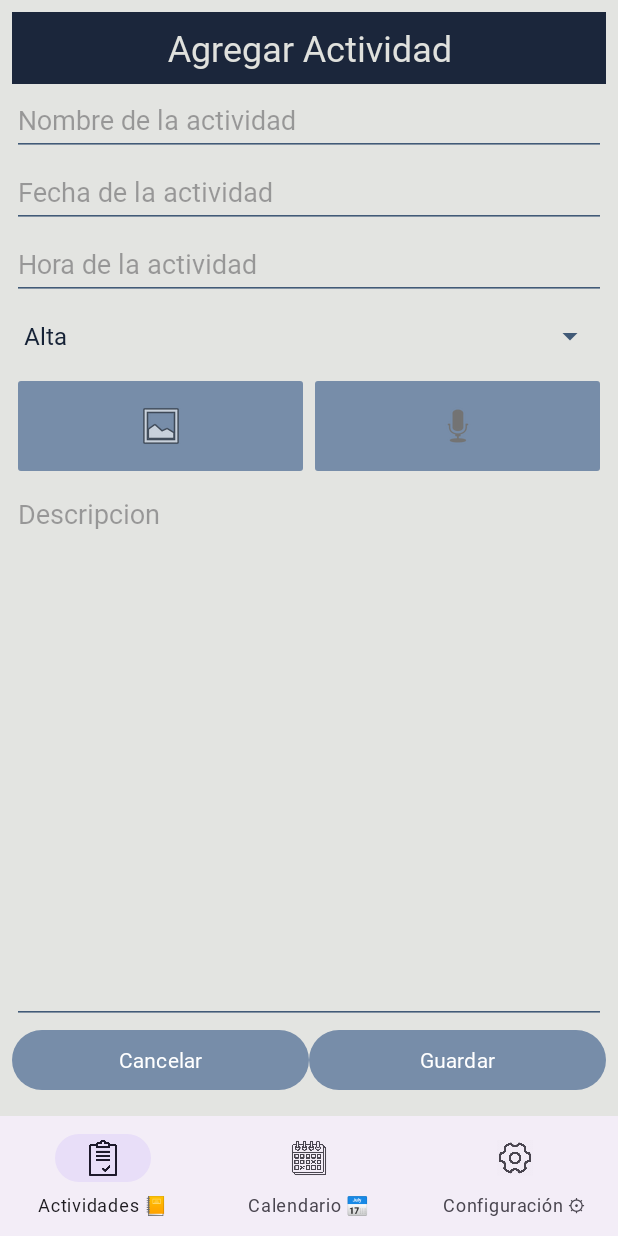
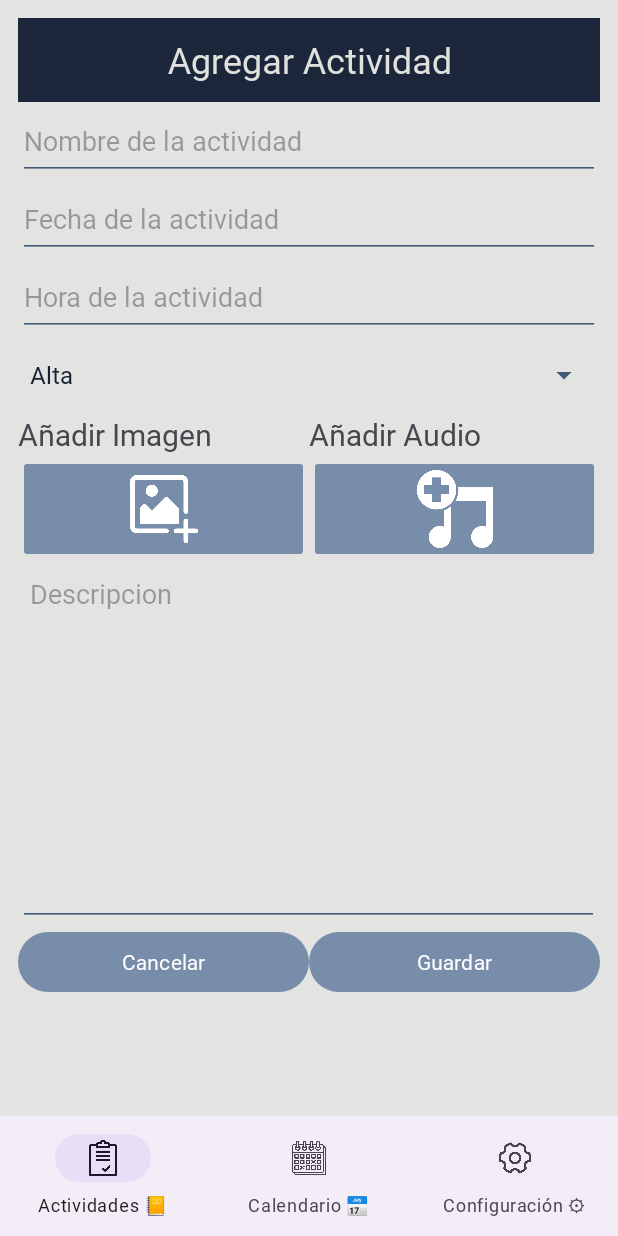
Before and after one commit to SebastianRD14/Agend-In, an Android app: the screen it shows after launch (MainActivity), after a tap on "Agregar Actividad", on a phone screen of 412 x 824 dp. Run offline under Robolectric (Android 15) with nearby library versions, the phone set to English and light mode, and no system bars; our stand-ins replace Room's generated code.

Commit message:
feat: fix layouts

```diff
--- /dev/null
+++ b/app/src/main/res/drawable-night/textview_shape.xml
@@ -0,0 +1,5 @@
+<shape xmlns:android="http://schemas.android.com/apk/res/android">
+    <solid android:color="@android:color/transparent"/>
+    <stroke android:width="1dp" android:color="#FFFFFF"/> <!-- borde blanco -->
+    <corners android:radius="4dp"/>
+</shape>
--- a/app/src/main/res/layout/add_task_view.xml
+++ b/app/src/main/res/layout/add_task_view.xml
@@ -1,15 +1,15 @@
 <?xml version="1.0" encoding="utf-8"?>
-<androidx.constraintlayout.widget.ConstraintLayout xmlns:android="http://schemas.android.com/apk/res/android"
+<ScrollView xmlns:android="http://schemas.android.com/apk/res/android"
     xmlns:app="http://schemas.android.com/apk/res-auto"
-    xmlns:tools="http://schemas.android.com/tools"
     android:layout_width="match_parent"
     android:layout_height="match_parent">
+
 
     <LinearLayout
         android:layout_width="match_parent"
         android:layout_height="match_parent"
         android:orientation="vertical"
-        android:padding="8dp"
+        android:padding="12dp"
         app:layout_constraintTop_toTopOf="parent"
         app:layout_constraintBottom_toBottomOf="parent"
         app:layout_constraintStart_toStartOf="parent"
@@ -18,7 +18,7 @@
         <TextView
             android:id="@+id/textView2"
             android:layout_width="match_parent"
-            android:layout_height="48dp"
+            android:layout_height="56dp"
             android:background="@color/azul_marino"
             android:gravity="center"
             android:text="@string/agregar_actividad"
@@ -29,35 +29,52 @@
         <EditText
             android:id="@+id/editTextText"
             android:layout_width="match_parent"
-            android:layout_height="48dp"
+            android:layout_height="52dp"
             android:hint="@string/nombre_actividad"
             android:inputType="text" />
 
         <EditText
             android:id="@+id/editTextDate3"
             android:layout_width="match_parent"
-            android:layout_height="48dp"
+            android:layout_height="52dp"
             android:hint="@string/fecha_actividad"
             android:inputType="date" />
 
         <EditText
             android:id="@+id/editTextTime2"
             android:layout_width="match_parent"
-            android:layout_height="48dp"
+            android:layout_height="52dp"
             android:hint="@string/hora_actividad"
             android:inputType="time" />
 
         <Spinner
             android:id="@+id/spinner"
             android:layout_width="match_parent"
-            android:layout_height="48dp"
+            android:layout_height="52dp"
             android:entries="@array/priority_levels" />
 
         <!-- Textos para los botones de imagen y audio -->
         <LinearLayout
             android:layout_width="match_parent"
             android:layout_height="wrap_content"
-            android:orientation="horizontal"/>
+            android:orientation="horizontal">
+
+            <TextView
+                android:id="@+id/textView"
+                android:layout_width="0dp"
+                android:layout_height="wrap_content"
+                android:layout_weight="1"
+                android:textSize="20sp"
+                android:text="@string/añadir_imagen"/>
+
+            <TextView
+                android:id="@+id/textView3"
+                android:layout_width="0dp"
+                android:layout_height="wrap_content"
+                android:layout_weight="1"
+                android:textSize="20sp"
+                android:text="@string/añadir_audio"/>
+        </LinearLayout>
 
         <!-- Botones para imagen y audio -->
         <LinearLayout
@@ -73,8 +90,8 @@
                 android:layout_weight="1"
                 android:contentDescription="@string/add_image"
                 android:scaleType="centerInside"
-                app:srcCompat="@android:drawable/ic_menu_gallery"
-                tools:srcCompat="@drawable/ic_add_image" />
+                android:adjustViewBounds="true"
+                app:srcCompat="@drawable/ic_add_image" />
 
             <ImageButton
                 android:id="@+id/imageButton2"
@@ -83,28 +100,32 @@
                 android:layout_weight="1"
                 android:contentDescription="@string/add_audio"
                 android:scaleType="centerInside"
-                app:srcCompat="@android:drawable/ic_btn_speak_now"
-                tools:srcCompat="@drawable/ic_add_audio" />
+                app:srcCompat="@drawable/ic_add_audio" />
         </LinearLayout>
 
         <EditText
             android:id="@+id/editTextDescription"
-            android:layout_width="match_parent"
-            android:layout_height="0dp"
+            android:layout_width="387dp"
+            android:layout_height="242dp"
             android:layout_weight="1"
             android:gravity="top"
-            android:hint="@string/descripcion" />
+            android:hint="@string/descripcion"
+            android:inputType="textMultiLine"
+            android:padding="8dp" />
+
 
         <LinearLayout
             android:layout_width="match_parent"
             android:layout_height="wrap_content"
             android:orientation="horizontal">
+
             <Button
                 android:id="@+id/button5"
                 android:layout_width="0dp"
                 android:layout_height="wrap_content"
                 android:layout_weight="1"
                 android:text="@string/cancelar" />
+
             <Button
                 android:id="@+id/button6"
                 android:layout_width="0dp"
@@ -112,5 +133,7 @@
                 android:layout_weight="1"
                 android:text="@string/guardar" />
         </LinearLayout>
+
     </LinearLayout>
-</androidx.constraintlayout.widget.ConstraintLayout>
+
+</ScrollView>
--- a/app/src/main/res/values/strings.xml
+++ b/app/src/main/res/values/strings.xml
@@ -44,6 +44,8 @@
     <string name="play_button">Boton play</string>
     <string name="compartir">Compartir</string>
     <string name="guardar">Guardar</string>
+    <string name="cambiar_imagen">Cambiar Imagen</string>
+    <string name="cambiar_audio">Cambiar Audio</string>
     <string-array name="priority_levels">
         <item>Alta</item>
         <item>Media</item>
```
Also changed, not shown: app/src/main/res/layout/edit_task_view.xml (+26 -7 lines), app/src/main/res/layout/task_detail_view.xml (+26 -32 lines).
